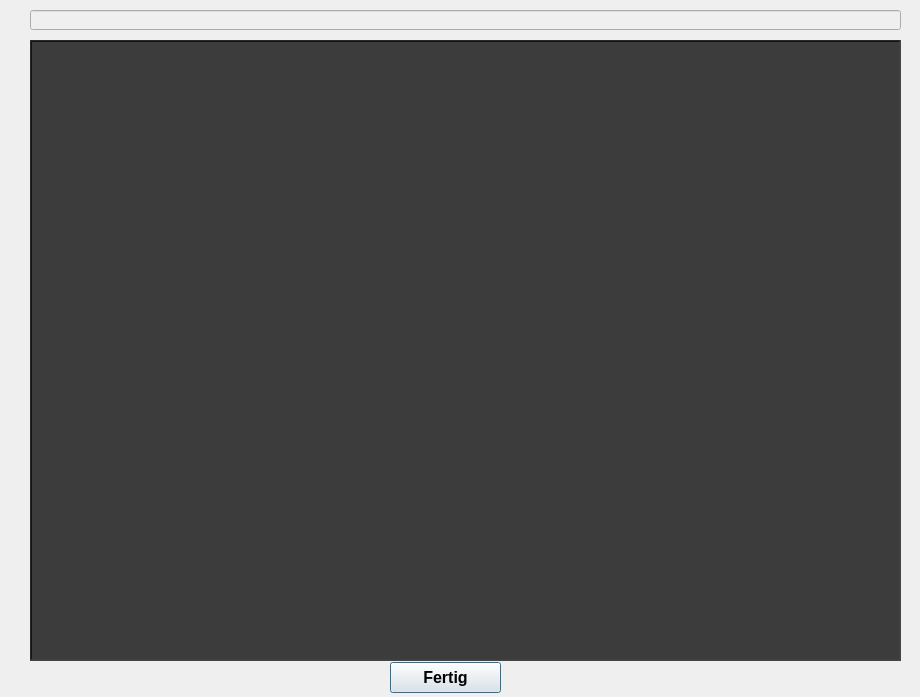
First picture: the form in FilmDetails/FilmDetailsUI.ui, repository ruegi/vidsuch, before the edit.
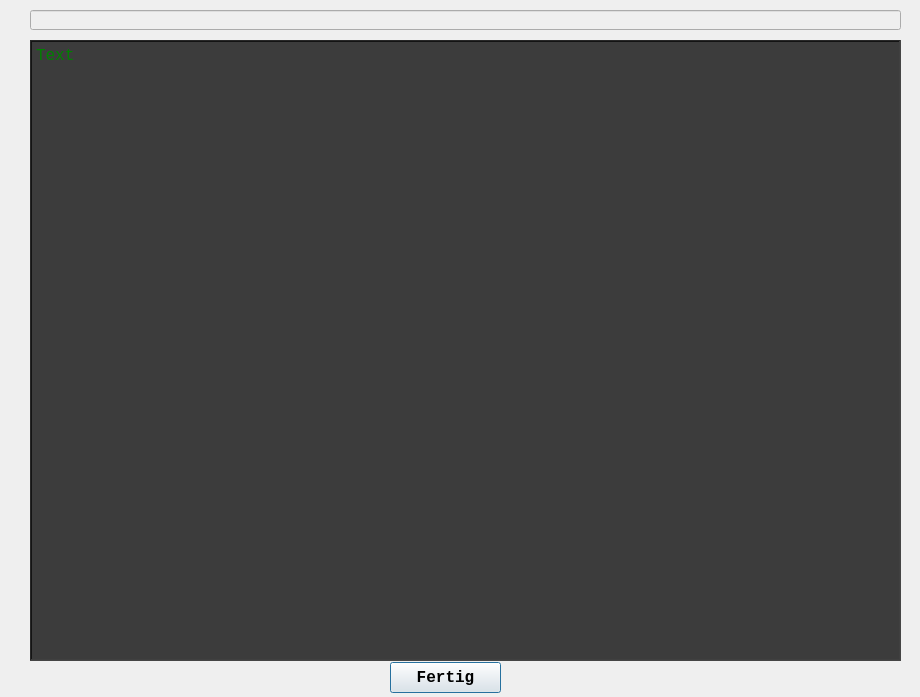
Second picture: the form after the edit.

Commit message: Paste um Split bei ":" und Enter erweitert

What changed in the file:
```diff
--- a/FilmDetails/FilmDetailsUI.ui
+++ b/FilmDetails/FilmDetailsUI.ui
@@ -10,12 +10,17 @@
     <height>697</height>
    </rect>
   </property>
+  <property name="font">
+   <font>
+    <family>Courier New</family>
+   </font>
+  </property>
   <property name="windowTitle">
    <string>FilmDetails nach ffprobe</string>
   </property>
   <widget class="QTextEdit" name="teFilmDetails">
    <property name="enabled">
-    <bool>false</bool>
+    <bool>true</bool>
    </property>
    <property name="geometry">
     <rect>
@@ -33,6 +38,7 @@
    </property>
    <property name="font">
     <font>
+     <family>Courier New</family>
      <pointsize>12</pointsize>
     </font>
    </property>
@@ -48,6 +54,13 @@
    <property name="frameShadow">
     <enum>QFrame::Sunken</enum>
    </property>
+   <property name="html">
+    <string>&lt;!DOCTYPE HTML PUBLIC &quot;-//W3C//DTD HTML 4.0//EN&quot; &quot;http://www.w3.org/TR/REC-html40/strict.dtd&quot;&gt;
+&lt;html&gt;&lt;head&gt;&lt;meta name=&quot;qrichtext&quot; content=&quot;1&quot; /&gt;&lt;style type=&quot;text/css&quot;&gt;
+p, li { white-space: pre-wrap; }
+&lt;/style&gt;&lt;/head&gt;&lt;body style=&quot; font-family:'Courier New'; font-size:12pt; font-weight:400; font-style:normal;&quot;&gt;
+&lt;p style=&quot; margin-top:0px; margin-bottom:0px; margin-left:0px; margin-right:0px; -qt-block-indent:0; text-indent:0px;&quot;&gt;&lt;span style=&quot; font-family:'Courier New';&quot;&gt;Text&lt;/span&gt;&lt;/p&gt;&lt;/body&gt;&lt;/html&gt;</string>
+   </property>
   </widget>
   <widget class="QLineEdit" name="leFilmName">
    <property name="enabled">
@@ -78,6 +91,7 @@
    </property>
    <property name="font">
     <font>
+     <family>Courier New</family>
      <pointsize>12</pointsize>
      <weight>75</weight>
      <italic>false</italic>
```
Left out of the diff: 1 changed line with no effect on the pictures. The commit also changes 2 other files.
